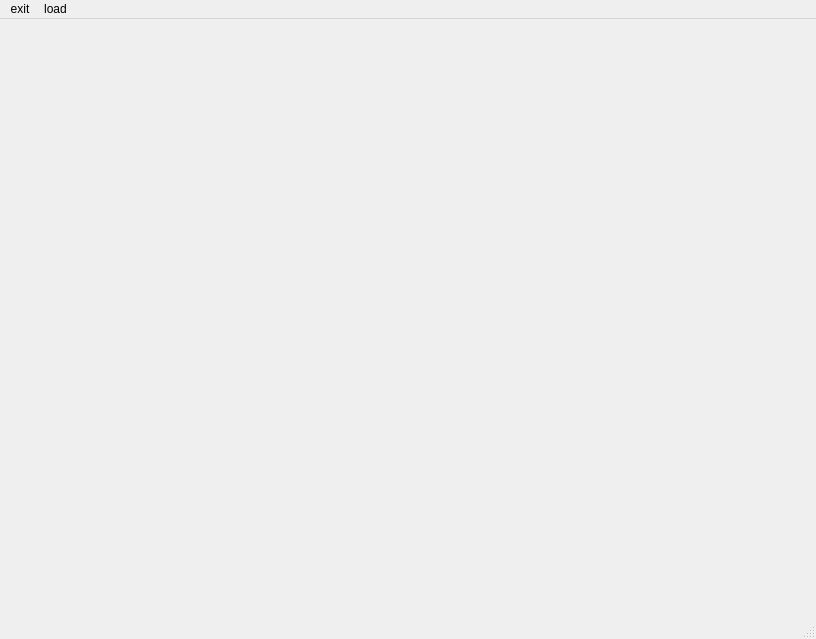
Qt form Python/UniversalUI.ui (WorldTeacher/WorkPrograms) before a commit.
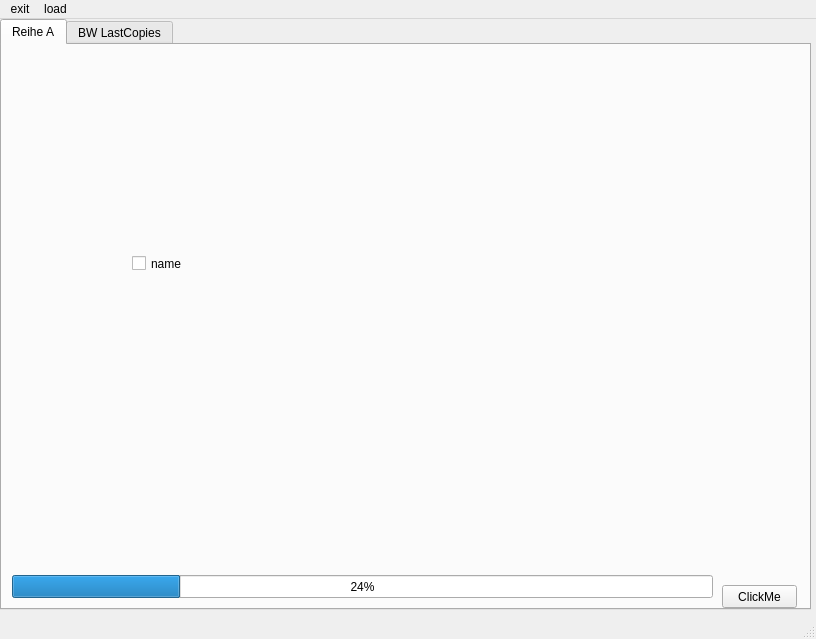
The same form after that commit.

```diff
--- a/Python/UniversalUI.ui
+++ b/Python/UniversalUI.ui
@@ -13,7 +13,73 @@
   <property name="windowTitle">
    <string>MainWindow</string>
   </property>
-  <widget class="QWidget" name="centralwidget"/>
+  <widget class="QWidget" name="centralwidget">
+   <widget class="QTabWidget" name="tabWidget">
+    <property name="geometry">
+     <rect>
+      <x>0</x>
+      <y>0</y>
+      <width>811</width>
+      <height>591</height>
+     </rect>
+    </property>
+    <property name="whatsThis">
+     <string extracomment="future button to s"/>
+    </property>
+    <property name="currentIndex">
+     <number>0</number>
+    </property>
+    <widget class="QWidget" name="tab_reihe_a">
+     <attribute name="title">
+      <string>Reihe A</string>
+     </attribute>
+     <widget class="QPushButton" name="pushButton">
+      <property name="geometry">
+       <rect>
+        <x>720</x>
+        <y>540</y>
+        <width>75</width>
+        <height>23</height>
+       </rect>
+      </property>
+      <property name="text">
+       <string>ClickMe</string>
+      </property>
+     </widget>
+     <widget class="QProgressBar" name="progressBar">
+      <property name="geometry">
+       <rect>
+        <x>10</x>
+        <y>530</y>
+        <width>701</width>
+        <height>23</height>
+       </rect>
+      </property>
+      <property name="value">
+       <number>24</number>
+      </property>
+     </widget>
+     <widget class="QCheckBox" name="name">
+      <property name="geometry">
+       <rect>
+        <x>130</x>
+        <y>210</y>
+        <width>70</width>
+        <height>17</height>
+       </rect>
+      </property>
+      <property name="text">
+       <string>name</string>
+      </property>
+     </widget>
+    </widget>
+    <widget class="QWidget" name="tab_bwl">
+     <attribute name="title">
+      <string>BW LastCopies</string>
+     </attribute>
+    </widget>
+   </widget>
+  </widget>
   <widget class="QMenuBar" name="menubar">
    <property name="geometry">
     <rect>
```
Left out of the diff: 3 changed lines with no effect on the pictures.
